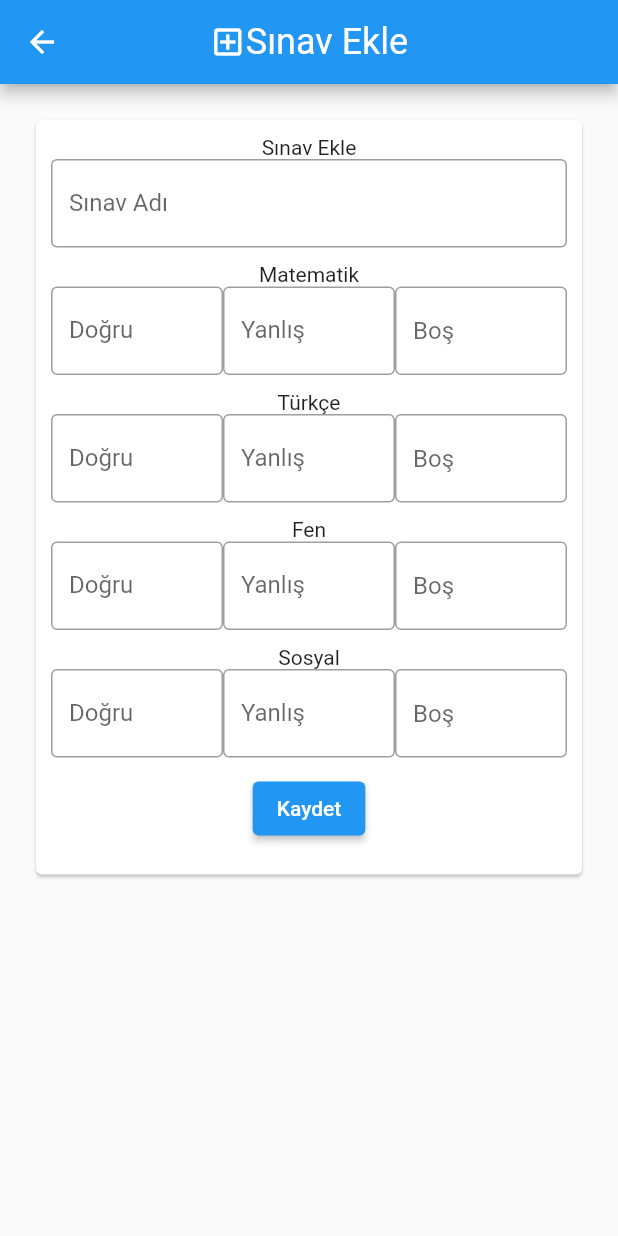
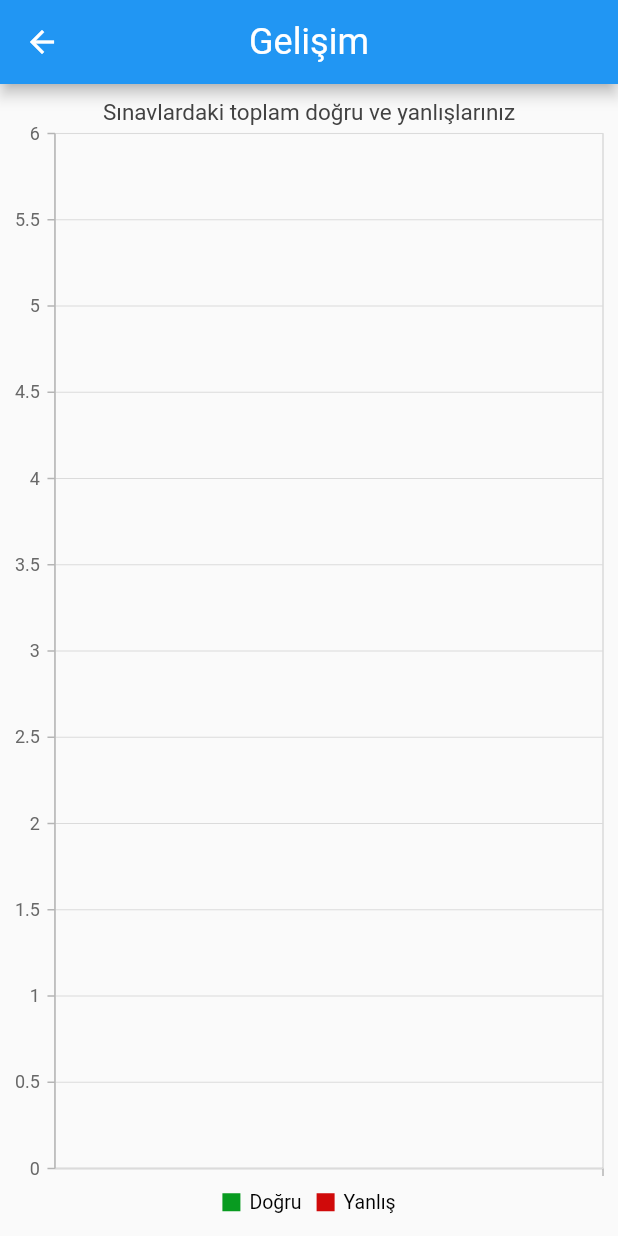
Before and after one commit to emirhannozcan/sinav-takip-sistemi, a Flutter app: the screen it shows after launch, after a tap on "Gelişim", on a phone screen of 412 x 824 dp. Run offline on Flutter 3.47's test engine with Material 2 defaults, Android fonts, the phone set to English and light mode, and no system bars; our stand-ins replace charts_flutter, sqflite, syncfusion_flutter_charts; accounts and stored records are empty.

Commit message:
single ve multiple chart tamamlandı

```diff
--- /dev/null
+++ b/lib/week1/charts/multiple_charts.dart
@@ -0,0 +1,93 @@
+import 'package:flutter/material.dart';
+import 'package:syncfusion_flutter_charts/charts.dart';
+import '../dal/dbhelper.dart';
+import '../models/sinav.dart';
+
+class MultipleChart extends StatefulWidget {
+  const MultipleChart({Key? key}) : super(key: key);
+
+  @override
+  State<MultipleChart> createState() => _MultipleChartState();
+}
+
+class _MultipleChartState extends State<MultipleChart> {
+  final DbHelper _dbHelper = DbHelper();
+  late List<Sinav>? sinavList;
+  final correct = List<LessonStats>.empty().toList();
+  final wrong = List<LessonStats>.empty().toList();
+  late TooltipBehavior _tooltipBehavior;
+
+  void getExams() async {
+    var notesFuture = _dbHelper.getAllExams();
+    await notesFuture.then((data) {
+      setState(() {
+        sinavList = data;
+        if (sinavList != null) {}
+        sinavList?.forEach((element) {
+          int c = element.matD + element.turD + element.fenD + element.sosD;
+          int w = element.matY + element.turY + element.fenY + element.sosY;
+          String sinavAd = element.sinavAd;
+
+          correct.add(LessonStats(sinavAd, c));
+          wrong.add(LessonStats(sinavAd, w));
+        });
+      });
+    });
+  }
+
+  @override
+  void initState() {
+    getExams();
+    _tooltipBehavior = TooltipBehavior(enable: true);
+    super.initState();
+  }
+
+  @override
+  Widget build(BuildContext context) {
+    return SafeArea(
+        child: Scaffold(
+      appBar: AppBar(
+        centerTitle: true,
+        title: Row(
+          mainAxisSize: MainAxisSize.min,
+          mainAxisAlignment: MainAxisAlignment.center,
+          children: [
+            Text("Gelişim", style: Theme.of(context).primaryTextTheme.headline5)
+          ],
+        ),
+      ),
+      body: SfCartesianChart(
+        title: ChartTitle(text: 'Sınavlardaki toplam doğru ve yanlışlarınız'),
+        legend: Legend(isVisible: true),
+        tooltipBehavior: _tooltipBehavior,
+        series: <ChartSeries>[
+          LineSeries<LessonStats, String>(
+              color: const Color.fromARGB(255, 8, 155, 32),
+              dataSource: correct,
+              xValueMapper: (LessonStats ls, _) => ls.sinavAd,
+              yValueMapper: (LessonStats ls, _) => ls.number,
+              name: 'Doğru',
+              markerSettings: const MarkerSettings(
+                isVisible: true,
+              )),
+          LineSeries<LessonStats, String>(
+              dataSource: wrong,
+              color: const Color.fromARGB(255, 208, 10, 10),
+              xValueMapper: (LessonStats ls, _) => ls.sinavAd,
+              yValueMapper: (LessonStats ls, _) => ls.number,
+              name: 'Yanlış',
+              markerSettings: const MarkerSettings(
+                isVisible: true,
+              )),
+        ],
+        primaryXAxis: CategoryAxis(),
+      ),
+    ));
+  }
+}
+
+class LessonStats {
+  late String sinavAd;
+  late int number;
+  LessonStats(this.sinavAd, this.number);
+}
--- a/lib/week1/exam/add_exam.dart
+++ b/lib/week1/exam/add_exam.dart
@@ -72,7 +72,7 @@ class _AddExamState extends State<AddExam> {
                           margin: EdgeInsets.fromLTRB(0, 0, 0, 10),
                           child: Column(
                             children: <Widget>[
-                              Text('Sınav Ekle'),
+                              Text('Sınav Adı'),
                               TextFormField(
                                 maxLength: 10,
                                 controller: _sinavAdController,
--- a/lib/week1/exam/update_exam.dart
+++ b/lib/week1/exam/update_exam.dart
@@ -26,7 +26,7 @@ class _UpdateExamState extends State<UpdateExam> {
   _UpdateExamState(this.sinav);
 
   final DbHelper _dbHelper = DbHelper();
-  final appBarTitle = "Sınav Ekle";
+  final appBarTitle = "Sınav Güncelle";
   final dogruText = "Doğru";
   final fizikTitle = "Fizik";
   final matematikTitle = "Matematik";
@@ -35,6 +35,7 @@ class _UpdateExamState extends State<UpdateExam> {
   final turkceTitle = "Türkçe";
   final yanlisText = "Yanlış";
 
+  //var yerine final kullan
   var _sinavId = null;
   var _addFormKey = GlobalKey<FormState>();
   var _sinavAdController = TextEditingController();
@@ -87,7 +88,7 @@ class _UpdateExamState extends State<UpdateExam> {
           mainAxisSize: MainAxisSize.min,
           mainAxisAlignment: MainAxisAlignment.center,
           children: [
-            Icon(Icons.add_box_outlined),
+            Icon(Icons.change_circle_outlined),
             Text(appBarTitle,
                 style: Theme.of(context).primaryTextTheme.headline5)
           ],
@@ -108,7 +109,7 @@ class _UpdateExamState extends State<UpdateExam> {
                           margin: EdgeInsets.fromLTRB(0, 0, 0, 10),
                           child: Column(
                             children: <Widget>[
-                              Text('Sınav Ekle'),
+                              Text('Sınav Adı'),
                               TextFormField(
                                 maxLength: 10,
                                 controller: _sinavAdController,
--- a/lib/week1/home/home_view.dart
+++ b/lib/week1/home/home_view.dart
@@ -1,6 +1,10 @@
 import 'package:flutter/material.dart';
+import 'package:flutter_application_1/week1/charts/deneme_charts.dart';
+import 'package:flutter_application_1/week1/charts/multiple_charts.dart';
 import 'package:flutter_application_1/week1/exam/add_exam.dart';
 import 'package:flutter_application_1/week1/examlist/examlist.dart';
+
+import '../charts/deneme2.dart';
 
 // import 'package:flutter/widgets.dart';
 
@@ -66,7 +70,7 @@ class HomeView extends StatelessWidget {
                   children: <Widget>[
                     ListTile(
                         // leading: FlutterLogo(size: 56.0),
-                        leading: Icon(Icons.pending_actions),
+                        leading: Icon(Icons.list_alt_outlined),
                         // trailing: Icon(Icons.pending_actions),
                         title: Text('Sınavlarım'),
                         subtitle: Text('Mevcut sınavları görüntüle'),
@@ -103,7 +107,12 @@ class HomeView extends StatelessWidget {
                         onTap: () {
                           Navigator.push(
                             context,
-                            MaterialPageRoute(builder: (context) => AddExam()),
+                            MaterialPageRoute(
+                                builder: (context) => MultipleChart()),
+                            // builder: (context) => DenemeChart()),
+                            // builder: (context) => DenemChartes(
+                            //       title: 'kalem',
+                            //     )),
                           );
                         }),
                   ],
--- a/pubspec.yaml
+++ b/pubspec.yaml
@@ -35,6 +35,8 @@ dependencies:
   # Use with the CupertinoIcons class for iOS style icons.
   cupertino_icons: ^1.0.2
   sqflite: ^2.0.2+1
+  syncfusion_flutter_charts: ^20.1.52
+  charts_flutter: ^0.12.0
 
 dev_dependencies:
 
```
Also changed, not shown: lib/week1/charts/deneme2.dart (added, +102 -0 lines), lib/week1/charts/deneme_charts.dart (added, +41 -0 lines), lib/week1/charts/single_chart.dart (added, +97 -0 lines), lib/week1/examlist/examlist.dart (+56 -31 lines), pubspec.lock, 1 other file.
